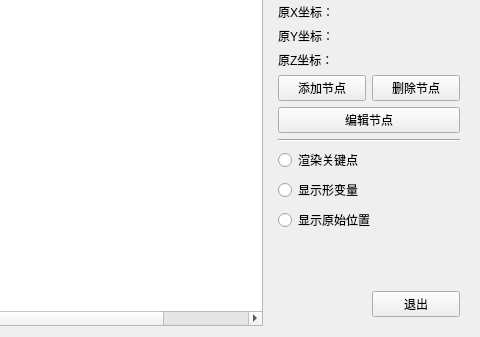
This is ui/FOSD-Classic-QWidgets/apps/model/views/disp3dkeypointselect.ui in Swimers/FOSD as Qt 5 draws it before an edit; both pictures show x 117 to 597 and y 121 to 458 of the 597 by 458 pixel window. The edited form follows.
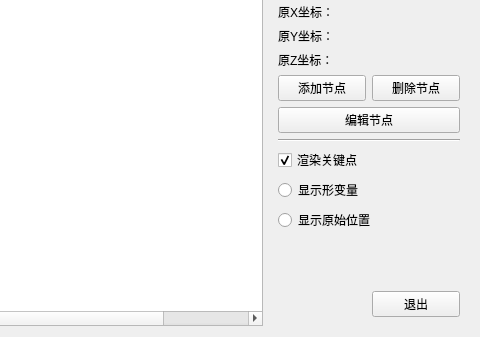
This is the edited form.

Patch:
```diff
--- a/ui/FOSD-Classic-QWidgets/apps/model/views/disp3dkeypointselect.ui
+++ b/ui/FOSD-Classic-QWidgets/apps/model/views/disp3dkeypointselect.ui
@@ -212,10 +212,11 @@
         </widget>
        </item>
        <item row="10" column="0" colspan="2">
-        <widget class="QRadioButton" name="radioButton_3">
+        <widget class="QCheckBox" name="radioButton_3">
          <property name="text">
           <string>渲染关键点</string>
          </property>
+         <property name="checked"><bool>true</bool></property>
         </widget>
        </item>
       </layout>
```
